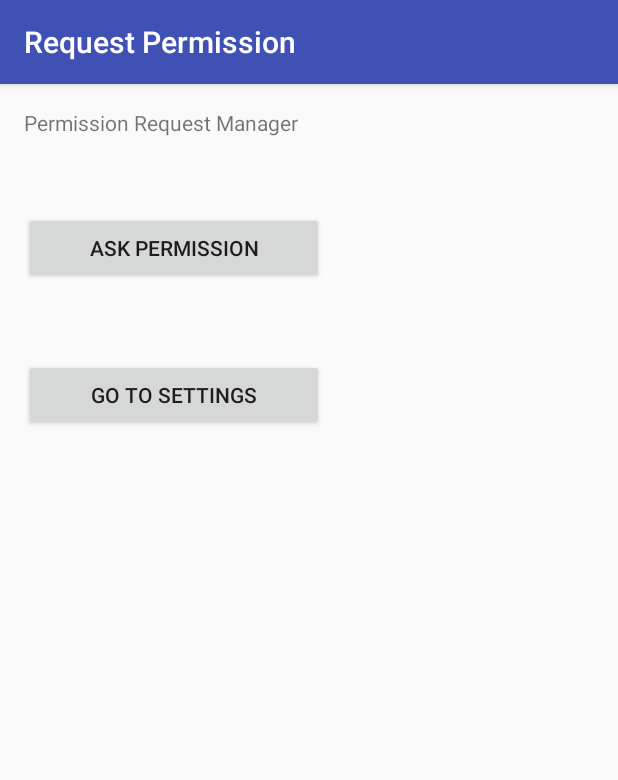
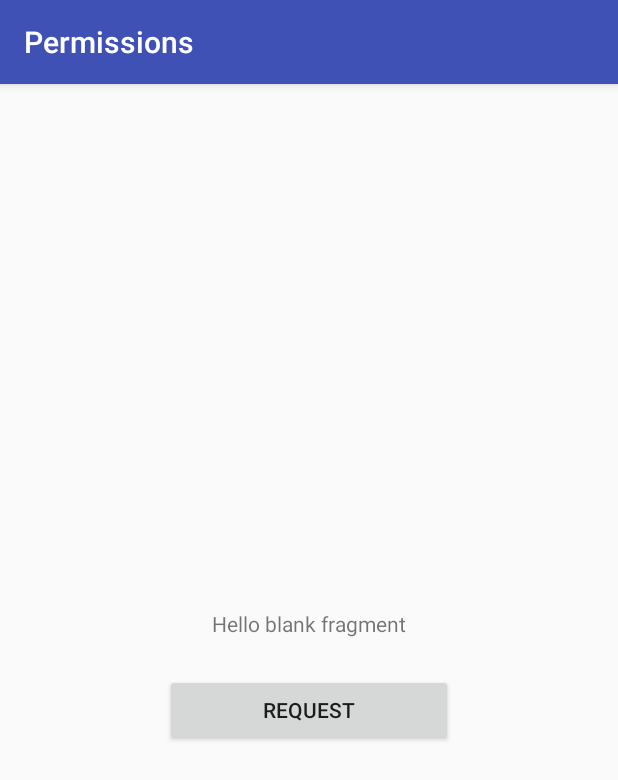
Before and after one commit to ashwindmk/Android-Request-Permission, an Android app: the screen it shows after launch (MainActivity before the commit, MyFragmentActivity after it), on a phone screen of 412 x 824 dp. Shown: the top 780 px of the screen. Run offline under Robolectric (Android 15) with nearby library versions, the phone set to English and light mode, and no system bars.

```diff
--- /dev/null
+++ b/app/src/main/java/com/example/ashwin/permission/Constant.java
@@ -0,0 +1,5 @@
+package com.example.ashwin.permission;
+
+public class Constant {
+    public static final String APP_TAG = "request-permission";
+}
--- /dev/null
+++ b/app/src/main/java/com/example/ashwin/permission/fragment/MyFragment.java
@@ -0,0 +1,82 @@
+package com.example.ashwin.permission.fragment;
+
+import android.Manifest;
+import android.os.Bundle;
+import android.util.Log;
+import android.view.LayoutInflater;
+import android.view.View;
+import android.view.ViewGroup;
+import android.widget.Button;
+
+import androidx.activity.result.ActivityResultCallback;
+import androidx.activity.result.ActivityResultLauncher;
+import androidx.activity.result.contract.ActivityResultContracts;
+import androidx.annotation.NonNull;
+import androidx.annotation.Nullable;
+import androidx.fragment.app.Fragment;
+
+import com.example.ashwin.permission.Constant;
+import com.example.ashwin.permission.R;
+
+public class MyFragment extends Fragment {
+    private static final String SUB_TAG = MyFragment.class.getSimpleName();
+    private static final String ARG_PARAM1 = "param1";
+    private static final String ARG_PARAM2 = "param2";
+
+    private String mParam1;
+    private String mParam2;
+
+    private ActivityResultLauncher<String> mPermissionResult = registerForActivityResult(
+            new ActivityResultContracts.RequestPermission(),
+            new ActivityResultCallback<Boolean>() {
+                @Override
+                public void onActivityResult(Boolean result) {
+                    if (result) {
+                        Log.d(Constant.APP_TAG, SUB_TAG + ": onActivityResult: PERMISSION GRANTED");
+                    } else {
+                        Log.d(Constant.APP_TAG, SUB_TAG + ": onActivityResult: PERMISSION DENIED");
+                    }
+                }
+            });
+
+    public MyFragment() {
+        // Required empty public constructor
+    }
+
+    public static MyFragment newInstance(String param1, String param2) {
+        MyFragment fragment = new MyFragment();
+        Bundle args = new Bundle();
+        args.putString(ARG_PARAM1, param1);
+        args.putString(ARG_PARAM2, param2);
+        fragment.setArguments(args);
+        return fragment;
+    }
+
+    @Override
+    public void onCreate(Bundle savedInstanceState) {
+        super.onCreate(savedInstanceState);
+        if (getArguments() != null) {
+            mParam1 = getArguments().getString(ARG_PARAM1);
+            mParam2 = getArguments().getString(ARG_PARAM2);
+        }
+
+        Log.d(Constant.APP_TAG, SUB_TAG + ": onCreate");
+    }
+
+    @Override
+    public View onCreateView(LayoutInflater inflater, ViewGroup container,
+                             Bundle savedInstanceState) {
+        // Inflate the layout for this fragment
+        return inflater.inflate(R.layout.fragment_my, container, false);
+    }
+
+    @Override
+    public void onViewCreated(@NonNull View view, @Nullable Bundle savedInstanceState) {
+        super.onViewCreated(view, savedInstanceState);
+
+        Button requestButton = view.findViewById(R.id.request_button);
+        requestButton.setOnClickListener(v -> {
+            mPermissionResult.launch(Manifest.permission.GET_ACCOUNTS);
+        });
+    }
+}
--- /dev/null
+++ b/app/src/main/java/com/example/ashwin/permission/fragment/MyFragmentActivity.java
@@ -0,0 +1,30 @@
+package com.example.ashwin.permission.fragment;
+
+import android.os.Bundle;
+import android.util.Log;
+
+import androidx.annotation.NonNull;
+import androidx.appcompat.app.AppCompatActivity;
+
+import com.example.ashwin.permission.Constant;
+import com.example.ashwin.permission.R;
+
+public class MyFragmentActivity extends AppCompatActivity {
+    private static final String SUB_TAG = MyFragmentActivity.class.getSimpleName();
+
+    @Override
+    protected void onCreate(Bundle savedInstanceState) {
+        super.onCreate(savedInstanceState);
+        setContentView(R.layout.activity_myfragment);
+        Log.d(Constant.APP_TAG, SUB_TAG + ": onCreate");
+    }
+
+    // If you do not override onRequestPermissionsResult, fragment will get the result by-default
+    @Override
+    public void onRequestPermissionsResult(int requestCode, @NonNull String[] permissions, @NonNull int[] grantResults) {
+        Log.d(Constant.APP_TAG, SUB_TAG + ": onRequestPermissionsResult(requestCode = " + requestCode + ")");
+
+        // If you do not call super, fragment will not get the result.
+        super.onRequestPermissionsResult(requestCode, permissions, grantResults);
+    }
+}
--- a/app/src/main/res/layout/activity_main.xml
+++ b/app/src/main/res/layout/activity_main.xml
@@ -8,7 +8,7 @@
     android:paddingRight="@dimen/activity_horizontal_margin"
     android:paddingTop="@dimen/activity_vertical_margin"
     android:orientation="vertical"
-    tools:context="com.example.ashwin.requestpermission.MainActivity">
+    tools:context="com.example.ashwin.permission.MainActivity">
 
     <TextView
         android:layout_width="wrap_content"
--- /dev/null
+++ b/app/src/main/res/layout/activity_myfragment.xml
@@ -0,0 +1,17 @@
+<?xml version="1.0" encoding="utf-8"?>
+<androidx.constraintlayout.widget.ConstraintLayout
+    xmlns:android="http://schemas.android.com/apk/res/android"
+    xmlns:app="http://schemas.android.com/apk/res-auto"
+    xmlns:tools="http://schemas.android.com/tools"
+    android:layout_width="match_parent"
+    android:layout_height="match_parent"
+    tools:context=".fragment.MyFragmentActivity">
+
+    <androidx.fragment.app.FragmentContainerView
+        android:id="@+id/fragment_container_view"
+        android:layout_width="match_parent"
+        android:layout_height="match_parent"
+        android:name="com.example.ashwin.permission.fragment.MyFragment"
+        android:tag="my-fragment"/>
+
+</androidx.constraintlayout.widget.ConstraintLayout>
--- /dev/null
+++ b/app/src/main/res/layout/fragment_my.xml
@@ -0,0 +1,23 @@
+<?xml version="1.0" encoding="utf-8"?>
+<LinearLayout
+    xmlns:android="http://schemas.android.com/apk/res/android"
+    xmlns:tools="http://schemas.android.com/tools"
+    android:layout_width="match_parent"
+    android:layout_height="match_parent"
+    android:orientation="vertical"
+    android:gravity="center"
+    tools:context=".fragment.MyFragment">
+
+    <TextView
+        android:layout_width="wrap_content"
+        android:layout_height="wrap_content"
+        android:text="@string/hello_blank_fragment"
+        android:layout_margin="24dp" />
+
+    <Button
+        android:id="@+id/request_button"
+        android:layout_width="192dp"
+        android:layout_height="48dp"
+        android:text="REQUEST"/>
+
+</LinearLayout>
--- a/app/src/main/res/values/strings.xml
+++ b/app/src/main/res/values/strings.xml
@@ -1,3 +1,4 @@
 <resources>
-    <string name="app_name">Request Permission</string>
+    <string name="app_name">Permissions</string>
+    <string name="hello_blank_fragment">Hello blank fragment</string>
 </resources>
```
Also changed, not shown: app/build.gradle (+21 -9 lines), app/src/main/AndroidManifest.xml (+16 -7 lines), app/src/main/java/com/example/ashwin/permission/MainActivity.java (renamed from app/src/main/java/com/example/ashwin/requestpermission/MainActivity.java, +34 -67 lines), app/src/main/java/com/example/ashwin/permission/SharedPreferencesManager.java (renamed from app/src/main/java/com/example/ashwin/requestpermission/SharedPreferencesManager.java, +2 -5 lines), build.gradle (+3 -9 lines), gradle.properties (+7 -6 lines), settings.gradle (+9 -0 lines), gradle/wrapper/gradle-wrapper.properties, 4 other files.
